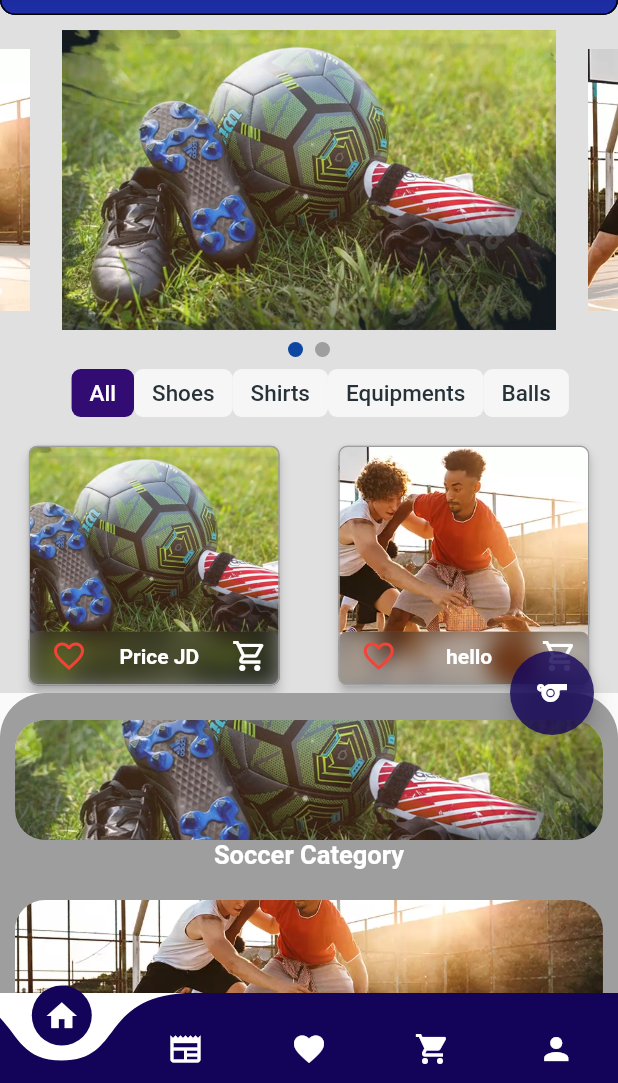
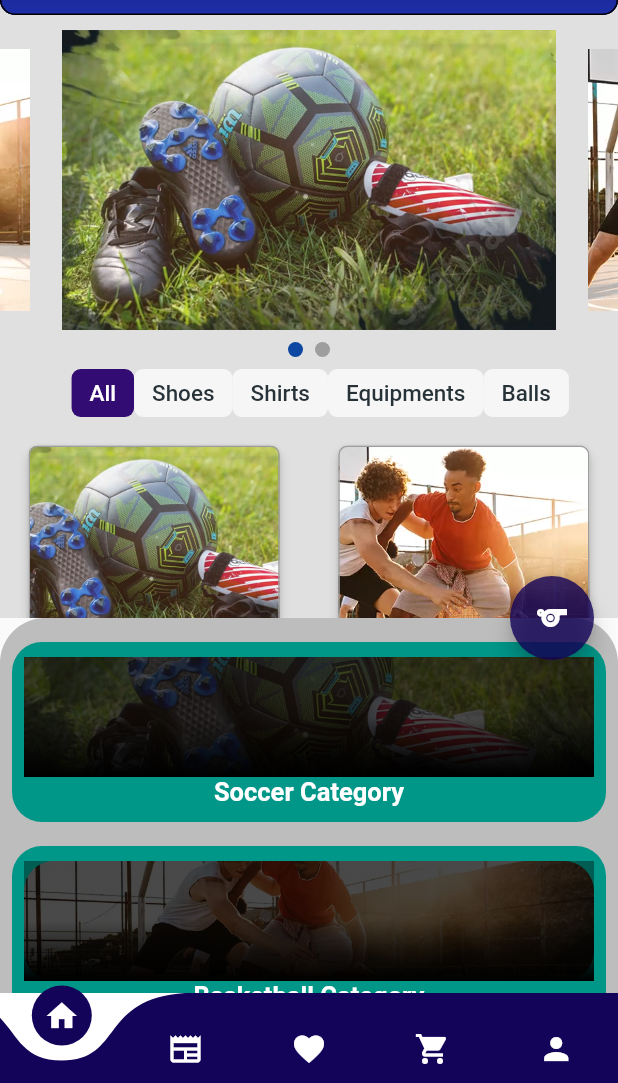
Before and after one commit to MoHourani01/SportCenterPorject, a Flutter app: the screen it shows after launch, after a tap on the "sports" icon, on a phone screen of 412 x 824 dp, the part 153-1236 px from its top. Run offline on Flutter 3.47's test engine with Material 2 defaults, Android fonts, the phone set to English and light mode, and no system bars; drawn by our look-alikes of carousel_slider, curved_navigation_bar, flip_card, smooth_page_indicator; our stand-ins replace bloc, dio, firebase_core, flutter_bloc, font_awesome_flutter, shared_preferences; accounts and stored records are empty.

Commit message:
floatactionButton_fixed

```diff
--- a/sport_center_project/lib/Screens/MainNavBar/main_navigation_bar.dart
+++ b/sport_center_project/lib/Screens/MainNavBar/main_navigation_bar.dart
@@ -16,7 +16,7 @@ class _MainNavigationBarState extends State<MainNavigationBar> {
   int page = 0;
   List<Widget> screens = [
     HomeScreen(),
-    CategoryScreen(),
+    NewsScreen(),
     FavoriteScreen(),
     CartScreen(),
     ProfileScreen(),
--- a/sport_center_project/lib/Screens/home/categories_info/categories_info.dart
+++ b/sport_center_project/lib/Screens/home/categories_info/categories_info.dart
@@ -11,9 +11,9 @@ class _CategoriesInfoState extends State<CategoriesInfo> {
   @override
   Widget build(BuildContext context) {
     return Container(
-      height: 200,
+      height: 250,
       decoration: BoxDecoration(
-        color: Colors.grey.shade500,
+        color: Colors.grey.shade400,
         borderRadius: BorderRadius.only(
           topRight: Radius.circular(30),
           topLeft: Radius.circular(30),
@@ -22,25 +22,46 @@ class _CategoriesInfoState extends State<CategoriesInfo> {
       child: SingleChildScrollView(
         child: Column(
           children: [
-            SizedBox(height: 8,),
+            SizedBox(
+              height: 8,
+            ),
             Padding(
-              padding: const EdgeInsets.all(10.0),
+              padding: const EdgeInsets.all(8.0),
+              child: Container(
+                height: 120,
+                // color: Colors.blue,
+                decoration: BoxDecoration(
+                  color: Colors.teal,
+                  borderRadius: BorderRadius.circular(20),
+                ),
+                child: Padding(
+                  padding: const EdgeInsets.all(8.0),
                   child: Column(
+                    mainAxisAlignment: MainAxisAlignment.center,
                     children: [
-                  Container(
+                      ShaderMask(
+                        shaderCallback: (Rect bounds) => LinearGradient(
+                            colors: [Colors.black, Colors.black38],
+                            begin: Alignment.bottomCenter,
+                            end: Alignment.center)
+                            .createShader(bounds),
+                        blendMode: BlendMode.darken,
+                        child: Container(
                           height: 80,
-                    // color: Colors.green,
                           width: double.infinity,
                           decoration: BoxDecoration(
-                      color: Colors.grey.shade300,
-                      borderRadius: BorderRadius.circular(20),
+                            // color: Colors.grey.shade300,
+                            // borderRadius: BorderRadius.circular(20),
                             image: DecorationImage(
                               image: AssetImage('assets/images/Soccer.jpg'),
                               fit: BoxFit.cover,
+                              colorFilter: ColorFilter.mode(Colors.black54, BlendMode.darken),
                             ),
                           ),
                         ),
-                  Text('Soccer Category',
+                      ),
+                      Text(
+                        'Soccer Category',
                         style: TextStyle(
                           fontSize: 17,
                           color: Colors.white,
@@ -50,22 +71,45 @@ class _CategoriesInfoState extends State<CategoriesInfo> {
                     ],
                   ),
                 ),
+              ),
+            ),
             Padding(
-              padding: const EdgeInsets.all(10.0),
+              padding: const EdgeInsets.all(8.0),
+              child: Container(
+                height: 120,
+                // color: Colors.blue,
+                decoration: BoxDecoration(
+                  color: Colors.teal,
+                  borderRadius: BorderRadius.circular(20),
+                ),
+                child: Padding(
+                  padding: const EdgeInsets.all(8.0),
                   child: Column(
+                    mainAxisAlignment: MainAxisAlignment.center,
                     children: [
-                  Container(
+                      ShaderMask(
+                        shaderCallback: (Rect bounds) => LinearGradient(
+                                colors: [Colors.black, Colors.black38],
+                                begin: Alignment.bottomCenter,
+                                end: Alignment.center)
+                            .createShader(bounds),
+                        blendMode: BlendMode.darken,
+                        child: Container(
                           height: 80,
-                    // color: Colors.green,
+                          width: double.infinity,
                           decoration: BoxDecoration(
+                            // color: Colors.grey.shade300,
                             borderRadius: BorderRadius.circular(20),
                             image: DecorationImage(
                               image: AssetImage('assets/images/basketball.jpg'),
                               fit: BoxFit.cover,
+                              colorFilter: ColorFilter.mode(Colors.black54, BlendMode.darken),
                             ),
                           ),
                         ),
-                  Text('Basketball Category',
+                      ),
+                      Text(
+                        'Basketball Category',
                         style: TextStyle(
                           fontSize: 17,
                           color: Colors.white,
@@ -75,6 +119,8 @@ class _CategoriesInfoState extends State<CategoriesInfo> {
                     ],
                   ),
                 ),
+              ),
+            ),
           ],
         ),
       ),
--- a/sport_center_project/lib/Screens/home/home_screen.dart
+++ b/sport_center_project/lib/Screens/home/home_screen.dart
@@ -65,17 +65,21 @@ class _HomeScreenState extends State<HomeScreen> {
       key: scaffoldKey,
       floatingActionButton: FloatingActionButton(
         onPressed: (){
-          if (isBottomSheet){
-            // isBottomSheet=true;
-            print('closed');
-          }
-          else{
-            print('opened');
-            scaffoldKey.currentState!.showBottomSheet((context) => CategoriesInfo()).closed.then((value) => {
-              isBottomSheet=true,
-            });
-          }
+          setState(() {
+            if (isBottomSheet) {
+              Navigator.of(context).pop();
+              isBottomSheet = false;
+            } else {
+              scaffoldKey.currentState!.showBottomSheet(
+                    (context) {
+                  isBottomSheet = true;
+                  return CategoriesInfo();
+                },
+              );
+            }
+          });
         },
+        tooltip: 'Categories',
         backgroundColor: Color(0xFF130359).withOpacity(0.8),
         child: Icon(Icons.sports_outlined),
       ),
@@ -529,4 +533,19 @@ class _HomeScreenState extends State<HomeScreen> {
 
   void animateToSlide(int index) => carouselController.animateToPage(index);
 
+  // void toggleBottomSheet() {
+  //   setState(() {
+  //     if (isBottomSheet) {
+  //       Navigator.of(context).pop();
+  //       isBottomSheet = false;
+  //     } else {
+  //       scaffoldKey.currentState!.showBottomSheet(
+  //             (context) {
+  //           isBottomSheet = true;
+  //           return CategoriesInfo();
+  //         },
+  //       );
+  //     }
+  //   });
+  // }
 }
--- a/sport_center_project/lib/Screens/news/News_Screen.dart
+++ b/sport_center_project/lib/Screens/news/News_Screen.dart
@@ -1,6 +1,6 @@
 import 'package:flutter/material.dart';
 
-class CategoryScreen extends StatelessWidget {
+class NewsScreen extends StatelessWidget {
   // const FavoriteScreen({Key? key}) : super(key: key);
 
   @override
```
Lines whose indentation alone changed are shown as unchanged.
